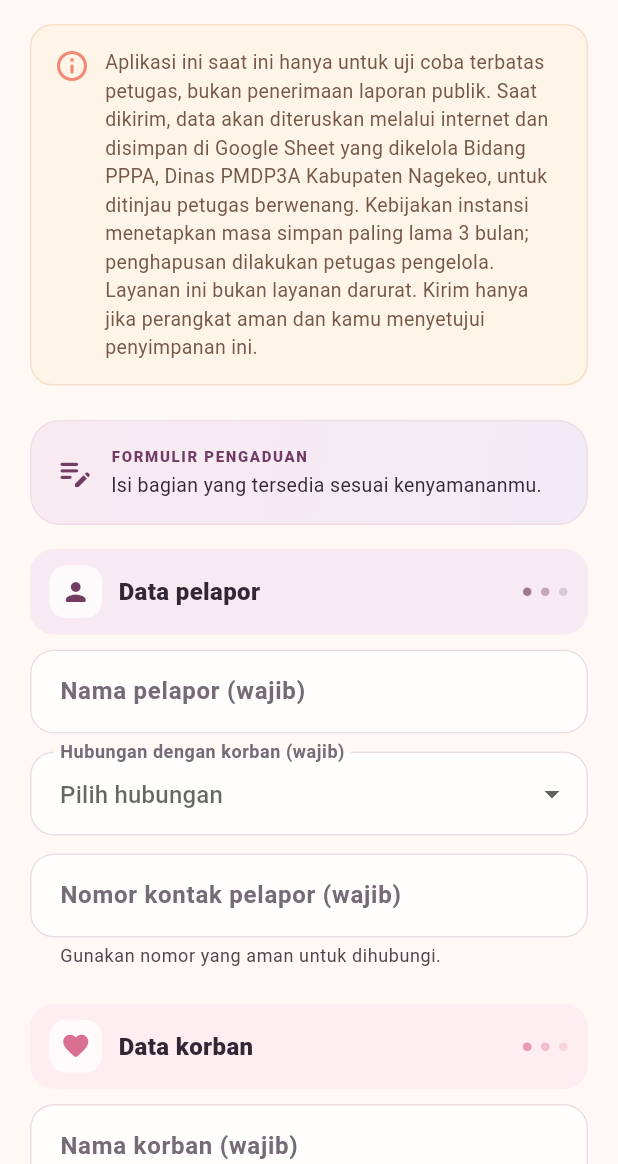
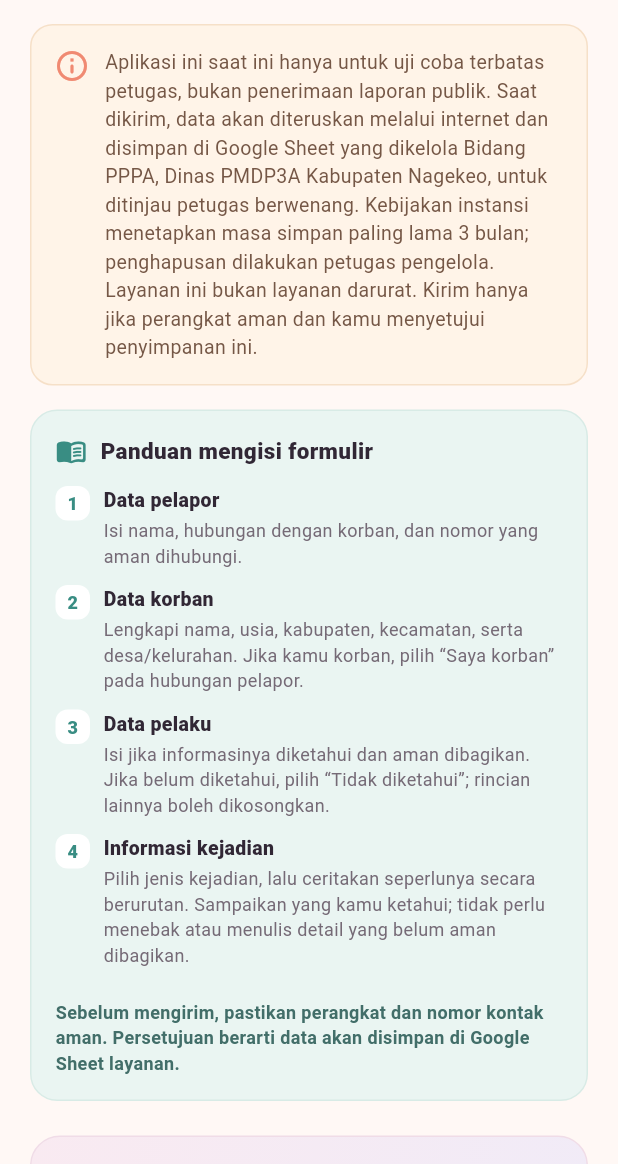
Before and after one commit to bidangpppanagekeo-jpg/SI-PELKA, a Flutter app: the ComplaintPage screen opened directly, on a phone screen of 412 x 824 dp, the part 72-1236 px from its top. Run offline on Flutter 3.47's test engine with Material 3 defaults, Android fonts, the phone set to English and light mode, and no system bars.

Commit message:
Add form filling guide to complaint flow
Co-authored-by: Copilot <223556219+Copilot@users.noreply.github.com>

```diff
--- a/lib/main.dart
+++ b/lib/main.dart
@@ -350,6 +350,142 @@ class HomePage extends StatelessWidget {
   }
 }
 
+class _FormFillingGuide extends StatelessWidget {
+  const _FormFillingGuide();
+
+  @override
+  Widget build(BuildContext context) {
+    return Container(
+      padding: const EdgeInsets.all(16),
+      decoration: BoxDecoration(
+        color: const Color(0xFFEAF5F2),
+        borderRadius: BorderRadius.circular(18),
+        border: Border.all(color: const Color(0xFFD8EBE6)),
+      ),
+      child: const Column(
+        crossAxisAlignment: CrossAxisAlignment.start,
+        children: [
+          Row(
+            children: [
+              Icon(Icons.menu_book_rounded, color: _teal, size: 21),
+              SizedBox(width: 9),
+              Text(
+                'Panduan mengisi formulir',
+                style: TextStyle(
+                  color: _ink,
+                  fontSize: 15,
+                  fontWeight: FontWeight.w800,
+                ),
+              ),
+            ],
+          ),
+          SizedBox(height: 13),
+          _FormGuideStep(
+            number: '1',
+            title: 'Data pelapor',
+            detail:
+                'Isi nama, hubungan dengan korban, dan nomor yang aman dihubungi.',
+          ),
+          _FormGuideStep(
+            number: '2',
+            title: 'Data korban',
+            detail:
+                'Lengkapi nama, usia, kabupaten, kecamatan, serta desa/kelurahan. Jika kamu korban, pilih “Saya korban” pada hubungan pelapor.',
+          ),
+          _FormGuideStep(
+            number: '3',
+            title: 'Data pelaku',
+            detail:
+                'Isi jika informasinya diketahui dan aman dibagikan. Jika belum diketahui, pilih “Tidak diketahui”; rincian lainnya boleh dikosongkan.',
+          ),
+          _FormGuideStep(
+            number: '4',
+            title: 'Informasi kejadian',
+            detail:
+                'Pilih jenis kejadian, lalu ceritakan seperlunya secara berurutan. Sampaikan yang kamu ketahui; tidak perlu menebak atau menulis detail yang belum aman dibagikan.',
+          ),
+          SizedBox(height: 10),
+          Text(
+            'Sebelum mengirim, pastikan perangkat dan nomor kontak aman. Persetujuan berarti data akan disimpan di Google Sheet layanan.',
+            style: TextStyle(
+              color: Color(0xFF426E69),
+              fontSize: 12,
+              height: 1.45,
+              fontWeight: FontWeight.w600,
+            ),
+          ),
+        ],
+      ),
+    );
+  }
+}
+
+class _FormGuideStep extends StatelessWidget {
+  const _FormGuideStep({
+    required this.number,
+    required this.title,
+    required this.detail,
+  });
+
+  final String number;
+  final String title;
+  final String detail;
+
+  @override
+  Widget build(BuildContext context) {
+    return Padding(
+      padding: const EdgeInsets.only(bottom: 11),
+      child: Row(
+        crossAxisAlignment: CrossAxisAlignment.start,
+        children: [
+          Container(
+            width: 23,
+            height: 23,
+            alignment: Alignment.center,
+            decoration: BoxDecoration(
+              color: Colors.white,
+              borderRadius: BorderRadius.circular(8),
+            ),
+            child: Text(
+              number,
+              style: const TextStyle(
+                color: _teal,
+                fontSize: 12,
+                fontWeight: FontWeight.w800,
+              ),
+            ),
+          ),
+          const SizedBox(width: 9),
+          Expanded(
+            child: Column(
+              crossAxisAlignment: CrossAxisAlignment.start,
+              children: [
+                Text(
+                  title,
+                  style: const TextStyle(
+                    color: _ink,
+                    fontSize: 13,
+                    fontWeight: FontWeight.w800,
+                  ),
+                ),
+                const SizedBox(height: 2),
+                Text(
+                  detail,
+                  style: const TextStyle(
+                    color: _mutedInk,
+                    fontSize: 12,
+                    height: 1.4,
+                  ),
+                ),
+              ],
+            ),
+          ),
+        ],
+      ),
+    );
+  }
+}
+
 class _HeroBadge extends StatelessWidget {
   const _HeroBadge();
 
@@ -636,6 +772,8 @@ class _ComplaintPageState extends State<ComplaintPage> {
                   ],
                 ),
               ),
+              const SizedBox(height: 16),
+              const _FormFillingGuide(),
               const SizedBox(height: 23),
               Container(
                 padding: const EdgeInsets.all(16),
```
Also changed, not shown: 1 other file.
